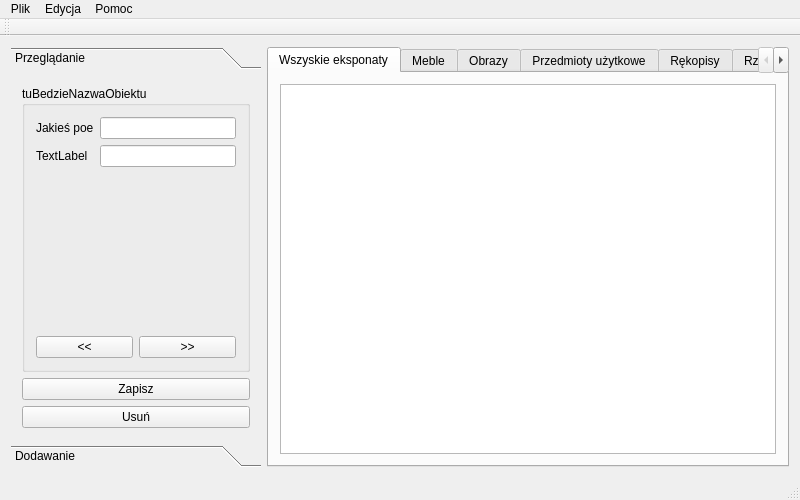
Old version of the form mainwindow.ui in the repository bzyx/MuzeumGUI.
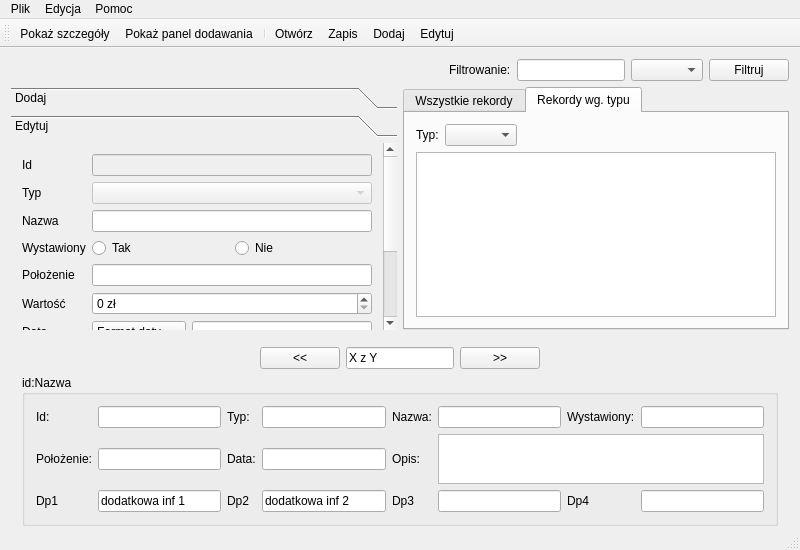
New version of the form. The open tabs and pages were chosen to show the change. Icons and pictures are not drawn.

Commit message: New beuty UI for the app with ugly icon ;)

Diff of the .ui file:
```diff
--- a/mainwindow.ui
+++ b/mainwindow.ui
@@ -7,11 +7,39 @@
     <x>0</x>
     <y>0</y>
     <width>800</width>
-    <height>500</height>
+    <height>550</height>
    </rect>
   </property>
+  <property name="minimumSize">
+   <size>
+    <width>800</width>
+    <height>550</height>
+   </size>
+  </property>
+  <property name="baseSize">
+   <size>
+    <width>800</width>
+    <height>550</height>
+   </size>
+  </property>
+  <property name="contextMenuPolicy">
+   <enum>Qt::DefaultContextMenu</enum>
+  </property>
   <property name="windowTitle">
-   <string>MainWindow</string>
+   <string>Muzeum - baza danych</string>
+  </property>
+  <property name="windowIcon">
+   <iconset resource="zasoby.qrc">
+    <normaloff>:/images/gui/res/ikonka.png</normaloff>:/images/gui/res/ikonka.png</iconset>
+  </property>
+  <property name="iconSize">
+   <size>
+    <width>48</width>
+    <height>48</height>
+   </size>
+  </property>
+  <property name="tabShape">
+   <enum>QTabWidget::Rounded</enum>
   </property>
   <widget class="QWidget" name="centralWidget">
    <property name="sizePolicy">
@@ -20,258 +48,780 @@
      <verstretch>0</verstretch>
     </sizepolicy>
    </property>
-   <layout class="QHBoxLayout" name="horizontalLayout_2">
+   <property name="minimumSize">
+    <size>
+     <width>800</width>
+     <height>500</height>
+    </size>
+   </property>
+   <layout class="QVBoxLayout" name="verticalLayout_6">
     <item>
-     <widget class="QToolBox" name="toolBox">
-      <property name="enabled">
-       <bool>true</bool>
-      </property>
+     <layout class="QHBoxLayout" name="horizontalLayout_6">
+      <item>
+       <spacer name="horizontalSpacer_3">
+        <property name="orientation">
+         <enum>Qt::Horizontal</enum>
+        </property>
+        <property name="sizeHint" stdset="0">
+         <size>
+          <width>40</width>
+          <height>20</height>
+         </size>
+        </property>
+       </spacer>
+      </item>
+      <item>
+       <widget class="QLabel" name="label_2">
+        <property name="text">
+         <string>Filtrowanie:</string>
+        </property>
+       </widget>
+      </item>
+      <item>
+       <widget class="QLineEdit" name="lineEdit">
+        <property name="sizePolicy">
+         <sizepolicy hsizetype="Minimum" vsizetype="Fixed">
+          <horstretch>0</horstretch>
+          <verstretch>0</verstretch>
+         </sizepolicy>
+        </property>
+       </widget>
+      </item>
+      <item>
+       <widget class="QComboBox" name="comboBox_2"/>
+      </item>
+      <item>
+       <widget class="QPushButton" name="pushButton">
+        <property name="text">
+         <string>Filtruj</string>
+        </property>
+       </widget>
+      </item>
+     </layout>
+    </item>
+    <item>
+     <layout class="QHBoxLayout" name="horizontalLayout_5">
+      <item>
+       <widget class="QToolBox" name="toolBox">
+        <property name="currentIndex">
+         <number>0</number>
+        </property>
+        <widget class="QWidget" name="page">
+         <property name="geometry">
+          <rect>
+           <x>0</x>
+           <y>-112</y>
+           <width>370</width>
+           <height>296</height>
+          </rect>
+         </property>
+         <attribute name="label">
+          <string>Dodaj</string>
+         </attribute>
+         <layout class="QVBoxLayout" name="verticalLayout_7">
+          <item>
+           <layout class="QFormLayout" name="formLayout">
+            <property name="fieldGrowthPolicy">
+             <enum>QFormLayout::AllNonFixedFieldsGrow</enum>
+            </property>
+            <item row="0" column="0">
+             <widget class="QLabel" name="label_11">
+              <property name="text">
+               <string>Id</string>
+              </property>
+             </widget>
+            </item>
+            <item row="0" column="1">
+             <widget class="QLineEdit" name="lineEdit_10">
+              <property name="enabled">
+               <bool>false</bool>
+              </property>
+             </widget>
+            </item>
+            <item row="1" column="0">
+             <widget class="QLabel" name="label_12">
+              <property name="text">
+               <string>Typ</string>
+              </property>
+             </widget>
+            </item>
+            <item row="1" column="1">
+             <widget class="QComboBox" name="comboBox_3"/>
+            </item>
+            <item row="2" column="0">
+             <widget class="QLabel" name="label_13">
+              <property name="text">
+               <string>Nazwa</string>
+              </property>
+             </widget>
+            </item>
+            <item row="2" column="1">
+             <widget class="QLineEdit" name="lineEdit_11"/>
+            </item>
+            <item row="3" column="0">
+             <widget class="QLabel" name="label_14">
+              <property name="text">
+               <string>Wystawiony</string>
+              </property>
+             </widget>
+            </item>
+            <item row="3" column="1">
+             <layout class="QHBoxLayout" name="horizontalLayout_7">
+              <item>
+               <widget class="QRadioButton" name="radioButton">
+                <property name="text">
+                 <string>Tak</string>
+                </property>
+               </widget>
+              </item>
+              <item>
+               <widget class="QRadioButton" name="radioButton_2">
+                <property name="text">
+                 <string>Nie</string>
+                </property>
+               </widget>
+              </item>
+             </layout>
+            </item>
+            <item row="4" column="0">
+             <widget class="QLabel" name="label_15">
+              <property name="text">
+               <string>Położenie</string>
+              </property>
+             </widget>
+            </item>
+            <item row="4" column="1">
+             <widget class="QLineEdit" name="lineEdit_12"/>
+            </item>
+            <item row="5" column="0">
+             <widget class="QLabel" name="label_16">
+              <property name="text">
+               <string>Wartość</string>
+              </property>
+             </widget>
+            </item>
+            <item row="5" column="1">
+             <widget class="QSpinBox" name="spinBox">
+              <property name="suffix">
+               <string> zł</string>
+              </property>
+              <property name="minimum">
+               <number>0</number>
+              </property>
+              <property name="maximum">
+               <number>999999999</number>
+              </property>
+              <property name="singleStep">
+               <number>100</number>
+              </property>
+             </widget>
+            </item>
+            <item row="6" column="0">
+             <widget class="QLabel" name="label_17">
+              <property name="text">
+               <string>Data</string>
+              </property>
+             </widget>
+            </item>
+            <item row="6" column="1">
+             <layout class="QHBoxLayout" name="horizontalLayout_8">
+              <item>
+               <widget class="QComboBox" name="comboBox_4">
+                <item>
+                 <property name="text">
+                  <string>Format daty</string>
+                 </property>
+                </item>
+               </widget>
+              </item>
+              <item>
+               <widget class="QLineEdit" name="lineEdit_13"/>
+              </item>
+             </layout>
+            </item>
+            <item row="7" column="0">
+             <widget class="QLabel" name="label_18">
+              <property name="text">
+               <string>Opis</string>
+              </property>
+             </widget>
+            </item>
+            <item row="7" column="1">
+             <widget class="QPlainTextEdit" name="plainTextEdit_2"/>
+            </item>
+           </layout>
+          </item>
+          <item>
+           <layout class="QHBoxLayout" name="horizontalLayout_11">
+            <item>
+             <spacer name="horizontalSpacer_5">
+              <property name="orientation">
+               <enum>Qt::Horizontal</enum>
+              </property>
+              <property name="sizeHint" stdset="0">
+               <size>
+                <width>40</width>
+                <height>20</height>
+               </size>
+              </property>
+             </spacer>
+            </item>
+            <item>
+             <widget class="QPushButton" name="pushButton_6">
+              <property name="text">
+               <string>Wyczyść</string>
+              </property>
+             </widget>
+            </item>
+            <item>
+             <widget class="QPushButton" name="pushButton_2">
+              <property name="text">
+               <string>Dodaj</string>
+              </property>
+             </widget>
+            </item>
+            <item>
+             <widget class="QPushButton" name="pushButton_3">
+              <property name="text">
+               <string>Anuluj</string>
+              </property>
+             </widget>
+            </item>
+           </layout>
+          </item>
+         </layout>
+        </widget>
+        <widget class="QWidget" name="page_2">
+         <property name="geometry">
+          <rect>
+           <x>0</x>
+           <y>0</y>
+           <width>370</width>
+           <height>302</height>
+          </rect>
+         </property>
+         <attribute name="label">
+          <string>Edytuj</string>
+         </attribute>
+         <layout class="QVBoxLayout" name="verticalLayout_8">
+          <item>
+           <layout class="QFormLayout" name="formLayout_2">
+            <property name="fieldGrowthPolicy">
+             <enum>QFormLayout::AllNonFixedFieldsGrow</enum>
+            </property>
+            <item row="0" column="0">
+             <widget class="QLabel" name="label_19">
+              <property name="text">
+               <string>Id</string>
+              </property>
+             </widget>
+            </item>
+            <item row="0" column="1">
+             <widget class="QLineEdit" name="lineEdit_14">
+              <property name="enabled">
+               <bool>false</bool>
+              </property>
+             </widget>
+            </item>
+            <item row="1" column="0">
+             <widget class="QLabel" name="label_20">
+              <property name="text">
+               <string>Typ</string>
+              </property>
+             </widget>
+            </item>
+            <item row="1" column="1">
+             <widget class="QComboBox" name="comboBox_5">
+              <property name="enabled">
+               <bool>false</bool>
+              </property>
+             </widget>
+            </item>
+            <item row="2" column="0">
+             <widget class="QLabel" name="label_21">
+              <property name="text">
+               <string>Nazwa</string>
+              </property>
+             </widget>
+            </item>
+            <item row="2" column="1">
+             <widget class="QLineEdit" name="lineEdit_15"/>
+            </item>
+            <item row="3" column="0">
+             <widget class="QLabel" name="label_22">
+              <property name="text">
+               <string>Wystawiony</string>
+              </property>
+             </widget>
+            </item>
+            <item row="3" column="1">
+             <layout class="QHBoxLayout" name="horizontalLayout_9">
+              <item>
+               <widget class="QRadioButton" name="radioButton_3">
+                <property name="text">
+                 <string>Tak</string>
+                </property>
+               </widget>
+              </item>
+              <item>
+               <widget class="QRadioButton" name="radioButton_4">
+                <property name="text">
+                 <string>Nie</string>
+                </property>
+               </widget>
+              </item>
+             </layout>
+            </item>
+            <item row="4" column="0">
+             <widget class="QLabel" name="label_23">
+              <property name="text">
+               <string>Położenie</string>
+              </property>
+             </widget>
+            </item>
+            <item row="4" column="1">
+             <widget class="QLineEdit" name="lineEdit_16"/>
+            </item>
+            <item row="5" column="0">
+             <widget class="QLabel" name="label_24">
+              <property name="text">
+               <string>Wartość</string>
+              </property>
+             </widget>
+            </item>
+            <item row="5" column="1">
+             <widget class="QSpinBox" name="spinBox_2">
+              <property name="suffix">
+               <string> zł</string>
+              </property>
+              <property name="minimum">
+               <number>0</number>
+              </property>
+              <property name="maximum">
+               <number>999999999</number>
+              </property>
+              <property name="singleStep">
+               <number>100</number>
+              </property>
+             </widget>
+            </item>
+            <item row="6" column="0">
+             <widget class="QLabel" name="label_25">
+              <property name="text">
+               <string>Data</string>
+              </property>
+             </widget>
+            </item>
+            <item row="6" column="1">
+             <layout class="QHBoxLayout" name="horizontalLayout_10">
+              <item>
+               <widget class="QComboBox" name="comboBox_6">
+                <item>
+                 <property name="text">
+                  <string>Format daty</string>
+                 </property>
+                </item>
+               </widget>
+              </item>
+              <item>
+               <widget class="QLineEdit" name="lineEdit_17"/>
+              </item>
+             </layout>
+            </item>
+            <item row="7" column="0">
+             <widget class="QLabel" name="label_26">
+              <property name="text">
+               <string>Opis</string>
+              </property>
+             </widget>
+            </item>
+            <item row="7" column="1">
+             <widget class="QPlainTextEdit" name="plainTextEdit_3"/>
+            </item>
+           </layout>
+          </item>
+          <item>
+           <layout class="QHBoxLayout" name="horizontalLayout_12">
+            <item>
+             <spacer name="horizontalSpacer_6">
+              <property name="orientation">
+               <enum>Qt::Horizontal</enum>
+              </property>
+              <property name="sizeHint" stdset="0">
+               <size>
+                <width>40</width>
+                <height>20</height>
+               </size>
+              </property>
+             </spacer>
+            </item>
+            <item>
+             <widget class="QPushButton" name="pushButton_9">
+              <property name="text">
+               <string>Usuń</string>
+              </property>
+             </widget>
+            </item>
+            <item>
+             <spacer name="horizontalSpacer_7">
+              <property name="orientation">
+               <enum>Qt::Horizontal</enum>
+              </property>
+              <property name="sizeHint" stdset="0">
+               <size>
+                <width>40</width>
+                <height>20</height>
+               </size>
+              </property>
+             </spacer>
+            </item>
+            <item>
+             <widget class="QPushButton" name="pushButton_8">
+              <property name="text">
+               <string>Zapis</string>
+              </property>
+             </widget>
+            </item>
+            <item>
+             <widget class="QPushButton" name="pushButton_7">
+              <property name="text">
+               <string>Anuluj</string>
+              </property>
+             </widget>
+            </item>
+           </layout>
+          </item>
+         </layout>
+        </widget>
+       </widget>
+      </item>
+      <item>
+       <widget class="QTabWidget" name="tabWidget">
+        <property name="enabled">
+         <bool>true</bool>
+        </property>
+        <property name="focusPolicy">
+         <enum>Qt::NoFocus</enum>
+        </property>
+        <property name="tabPosition">
+         <enum>QTabWidget::North</enum>
+        </property>
+        <property name="tabShape">
+         <enum>QTabWidget::Rounded</enum>
+        </property>
+        <property name="currentIndex">
+         <number>0</number>
+        </property>
+        <widget class="QWidget" name="tab_2">
+         <attribute name="title">
+          <string>Wszystkie rekordy</string>
+         </attribute>
+         <layout class="QHBoxLayout" name="horizontalLayout_2">
+          <item>
+           <widget class="QColumnView" name="columnView"/>
+          </item>
+         </layout>
+         <zorder>frame</zorder>
+         <zorder>columnView</zorder>
+        </widget>
+        <widget class="QWidget" name="tab">
+         <attribute name="title">
+          <string>Rekordy wg. typu</string>
+         </attribute>
+         <layout class="QHBoxLayout" name="horizontalLayout_4">
+          <item>
+           <layout class="QVBoxLayout" name="verticalLayout_2">
+            <item>
+             <layout class="QHBoxLayout" name="horizontalLayout_3">
+              <item>
+               <widget class="QLabel" name="label">
+                <property name="text">
+                 <string>Typ:</string>
+                </property>
+               </widget>
+              </item>
+              <item>
+               <widget class="QComboBox" name="comboBox"/>
+              </item>
+              <item>
+               <spacer name="horizontalSpacer">
+                <property name="orientation">
+                 <enum>Qt::Horizontal</enum>
+                </property>
+                <property name="sizeHint" stdset="0">
+                 <size>
+                  <width>40</width>
+                  <height>20</height>
+                 </size>
+                </property>
+               </spacer>
+              </item>
+             </layout>
+            </item>
+            <item>
+             <widget class="QTableView" name="tableView"/>
+            </item>
+           </layout>
+          </item>
+         </layout>
+        </widget>
+       </widget>
+      </item>
+     </layout>
+    </item>
+    <item>
+     <widget class="QFrame" name="frame">
       <property name="sizePolicy">
-       <sizepolicy hsizetype="Fixed" vsizetype="Ignored">
+       <sizepolicy hsizetype="Expanding" vsizetype="Expanding">
         <horstretch>0</horstretch>
         <verstretch>0</verstretch>
        </sizepolicy>
       </property>
-      <property name="minimumSize">
-       <size>
-        <width>250</width>
-        <height>0</height>
-       </size>
+      <property name="frameShape">
+       <enum>QFrame::NoFrame</enum>
       </property>
-      <widget class="QWidget" name="toolBoxPage1">
-       <property name="geometry">
-        <rect>
-         <x>0</x>
-         <y>0</y>
-         <width>250</width>
-         <height>378</height>
-        </rect>
-       </property>
-       <property name="sizePolicy">
-        <sizepolicy hsizetype="Minimum" vsizetype="Preferred">
-         <horstretch>0</horstretch>
-         <verstretch>0</verstretch>
-        </sizepolicy>
-       </property>
-       <attribute name="label">
-        <string>Przeglądanie</string>
-       </attribute>
-       <layout class="QHBoxLayout" name="horizontalLayout_3">
-        <item>
-         <layout class="QVBoxLayout" name="verticalLayout">
-          <item>
-           <widget class="QGroupBox" name="groupBox">
-            <property name="title">
-             <string>tuBedzieNazwaObiektu</string>
-            </property>
-            <layout class="QVBoxLayout" name="verticalLayout_3">
+      <property name="frameShadow">
+       <enum>QFrame::Plain</enum>
+      </property>
+      <layout class="QHBoxLayout" name="horizontalLayout_17">
+       <item>
+        <layout class="QHBoxLayout" name="horizontalLayout_15">
+         <item>
+          <layout class="QVBoxLayout" name="verticalLayout_4">
+           <item>
+            <layout class="QHBoxLayout" name="horizontalLayout">
              <item>
-              <layout class="QFormLayout" name="formLayout">
-               <property name="fieldGrowthPolicy">
-                <enum>QFormLayout::AllNonFixedFieldsGrow</enum>
+              <spacer name="horizontalSpacer_2">
+               <property name="orientation">
+                <enum>Qt::Horizontal</enum>
                </property>
-               <item row="0" column="0">
-                <widget class="QLabel" name="label">
-                 <property name="text">
-                  <string>Jakieś poe</string>
-                 </property>
-                </widget>
-               </item>
-               <item row="0" column="1">
-                <widget class="QLineEdit" name="lineEdit"/>
-               </item>
-               <item row="1" column="0">
-                <widget class="QLabel" name="label_2">
-                 <property name="text">
-                  <string>TextLabel</string>
-                 </property>
-                </widget>
-               </item>
-               <item row="1" column="1">
-                <widget class="QLineEdit" name="lineEdit_2"/>
-               </item>
-              </layout>
+               <property name="sizeHint" stdset="0">
+                <size>
+                 <width>40</width>
+                 <height>20</height>
+                </size>
+               </property>
+              </spacer>
              </item>
              <item>
-              <spacer name="verticalSpacer">
+              <widget class="QPushButton" name="pushButton_5">
+               <property name="text">
+                <string>&lt;&lt;</string>
+               </property>
+              </widget>
+             </item>
+             <item>
+              <widget class="QLineEdit" name="lineEdit_2">
+               <property name="sizePolicy">
+                <sizepolicy hsizetype="Minimum" vsizetype="Fixed">
+                 <horstretch>0</horstretch>
+                 <verstretch>0</verstretch>
+                </sizepolicy>
+               </property>
+               <property name="text">
+                <string>X z Y</string>
+               </property>
+              </widget>
+             </item>
+             <item>
+              <widget class="QPushButton" name="pushButton_11">
+               <property name="text">
+                <string>&gt;&gt;</string>
+               </property>
+              </widget>
+             </item>
+             <item>
+              <spacer name="horizontalSpacer_4">
                <property name="orientation">
-                <enum>Qt::Vertical</enum>
+                <enum>Qt::Horizontal</enum>
                </property>
                <property name="sizeHint" stdset="0">
                 <size>
-                 <width>20</width>
-                 <height>40</height>
+                 <width>40</width>
+                 <height>20</height>
                 </size>
                </property>
               </spacer>
              </item>
-             <item>
-              <layout class="QHBoxLayout" name="horizontalLayout">
-               <item>
-                <widget class="QPushButton" name="pushButton">
-                 <property name="text">
-                  <string>&lt;&lt;</string>
-                 </property>
-                </widget>
-               </item>
-               <item>
-                <widget class="QPushButton" name="pushButton_2">
-                 <property name="text">
-                  <string>&gt;&gt;</string>
-                 </property>
-                </widget>
-               </item>
-              </layout>
-             </item>
             </layout>
-           </widget>
-          </item>
-          <item>
-           <widget class="QPushButton" name="pushButton_3">
-            <property name="text">
-             <string>Zapisz</string>
-            </property>
-           </widget>
-          </item>
-          <item>
-           <widget class="QPushButton" name="pushButton_4">
-            <property name="text">
-             <string>Usuń</string>
-            </property>
-           </widget>
-          </item>
-         </layout>
-        </item>
-       </layout>
-      </widget>
-      <widget class="QWidget" name="toolBoxPage2">
-       <property name="geometry">
-        <rect>
-         <x>0</x>
-         <y>0</y>
-         <width>250</width>
-         <height>378</height>
-        </rect>
-       </property>
-       <property name="sizePolicy">
-        <sizepolicy hsizetype="Minimum" vsizetype="Preferred">
-         <horstretch>0</horstretch>
-         <verstretch>0</verstretch>
-        </sizepolicy>
-       </property>
-       <attribute name="label">
-        <string>Dodawanie</string>
-       </attribute>
-       <layout class="QHBoxLayout" name="horizontalLayout_4">
-        <item>
-         <layout class="QVBoxLayout" name="verticalLayout_2">
-          <item>
-           <layout class="QFormLayout" name="formLayout_2">
-            <property name="fieldGrowthPolicy">
-             <enum>QFormLayout::AllNonFixedFieldsGrow</enum>
-            </property>
-            <item row="2" column="0">
-             <widget class="QLabel" name="label_3">
-              <property name="text">
-               <string>Typ</string>
-              </property>
-             </widget>
-            </item>
-            <item row="2" column="1">
-             <widget class="QComboBox" name="comboBox"/>
-            </item>
-            <item row="3" column="0">
-             <widget class="QLabel" name="label_4">
-              <property name="text">
-               <string>TextLabel</string>
-              </property>
-             </widget>
-            </item>
-            <item row="3" column="1">
-             <widget class="QLineEdit" name="lineEdit_3"/>
-            </item>
-            <item row="4" column="0">
-             <widget class="QLabel" name="label_5">
-              <property name="text">
-               <string>TextLabel</string>
-              </property>
-             </widget>
-            </item>
-            <item row="4" column="1">
-             <widget class="QLineEdit" name="lineEdit_4"/>
-            </item>
-           </layout>
-          </item>
-          <item>
-           <widget class="QPushButton" name="pushButton_5">
-            <property name="text">
-             <string>Dodaj</string>
-            </property>
-           </widget>
-          </item>
-          <item>
-           <widget class="QPushButton" name="pushButton_6">
-            <property name="text">
-             <string>Anuluj</string>
-            </property>
-           </widget>
-          </item>
-         </layout>
-        </item>
-       </layout>
-      </widget>
-     </widget>
-    </item>
-    <item>
-     <widget class="QTabWidget" name="tabWidget">
-      <property name="currentIndex">
-       <number>0</number>
-      </property>
-      <widget class="QWidget" name="tab">
-       <attribute name="title">
-        <string>Wszyskie eksponaty</string>
-       </attribute>
-       <layout class="QHBoxLayout" name="horizontalLayout_5">
-        <item>
-         <widget class="QColumnView" name="columnView"/>
-        </item>
-       </layout>
-      </widget>
-      <widget class="QWidget" name="tab_2">
-       <attribute name="title">
-        <string>Meble</string>
-       </attribute>
-       <layout class="QHBoxLayout" name="horizontalLayout_6">
-        <item>
-         <widget class="QTableView" name="tableView"/>
-        </item>
-       </layout>
-      </widget>
-      <widget class="QWidget" name="tab_3">
-       <attribute name="title">
-        <string>Obrazy</string>
-       </attribute>
-      </widget>
-      <widget class="QWidget" name="tab_4">
-       <attribute name="title">
-        <string>Przedmioty użytkowe</string>
-       </attribute>
-      </widget>
-      <widget class="QWidget" name="tab_5">
-       <attribute name="title">
-        <string>Rękopisy</string>
-       </attribute>
-      </widget>
-      <widget class="QWidget" name="tab_6">
-       <attribute name="title">
-        <string>Rzeźby</string>
-       </attribute>
-      </widget>
-      <widget class="QWidget" name="tab_7">
-       <attribute name="title">
-        <string>Starodruki</string>
-       </attribute>
-      </widget>
+           </item>
+           <item>
+            <widget class="QGroupBox" name="groupBox">
+             <property name="title">
+              <string>id:Nazwa</string>
+             </property>
+             <layout class="QHBoxLayout" name="horizontalLayout_16">
+              <item>
+               <layout class="QGridLayout" name="gridLayout">
+                <item row="0" column="0">
+                 <widget class="QLabel" name="label_3">
+                  <property name="text">
+                   <string>Id:</string>
+                  </property>
+                 </widget>
+                </item>
+                <item row="0" column="1">
+                 <widget class="QLineEdit" name="lineEdit_3"/>
+                </item>
+                <item row="0" column="2">
+                 <widget class="QLabel" name="label_4">
+                  <property name="text">
+                   <string>Typ:</string>
+                  </property>
+                 </widget>
+                </item>
+                <item row="0" column="3">
+                 <widget class="QLineEdit" name="lineEdit_4"/>
+                </item>
+                <item row="0" column="4">
+                 <widget class="QLabel" name="label_5">
+                  <property name="text">
+                   <string>Nazwa:</string>
+                  </property>
+                 </widget>
+                </item>
+                <item row="0" column="5">
+                 <widget class="QLineEdit" name="lineEdit_5"/>
+                </item>
+                <item row="0" column="6">
+                 <widget class="QLabel" name="label_6">
+                  <property name="text">
+                   <string>Wystawiony:</string>
+                  </property>
+                 </widget>
+                </item>
+                <item row="0" column="7">
+                 <widget class="QLineEdit" name="lineEdit_6"/>
+                </item>
+                <item row="1" column="0">
+                 <widget class="QLabel" name="label_7">
+                  <property name="text">
+                   <string>Położenie:</string>
+                  </property>
+                 </widget>
+                </item>
+                <item row="1" column="1">
+                 <widget class="QLineEdit" name="lineEdit_7"/>
+                </item>
+                <item row="1" column="2">
+                 <widget class="QLabel" name="label_8">
+                  <property name="text">
+                   <string>Data:</string>
+                  </property>
+                 </widget>
+                </item>
+                <item row="1" column="3">
+                 <widget class="QLineEdit" name="lineEdit_8"/>
+                </item>
+                <item row="1" column="4">
+                 <widget class="QLabel" name="label_9">
+                  <property name="text">
+                   <string>Opis:</string>
+                  </property>
+                 </widget>
+                </item>
+                <item row="1" column="5" rowspan="0" colspan="3">
+                 <widget class="QPlainTextEdit" name="plainTextEdit">
+                  <property name="sizePolicy">
+                   <sizepolicy hsizetype="Minimum" vsizetype="Expanding">
+                    <horstretch>0</horstretch>
+                    <verstretch>0</verstretch>
+                   </sizepolicy>
+                  </property>
+                  <property name="minimumSize">
+                   <size>
+                    <width>0</width>
+                    <height>0</height>
+                   </size>
+                  </property>
+                  <property name="sizeIncrement">
+                   <size>
+                    <width>0</width>
+                    <height>0</height>
+                   </size>
+                  </property>
+                  <property name="baseSize">
+                   <size>
+                    <width>0</width>
+                    <height>0</height>
+                   </size>
+                  </property>
+                 </widget>
+                </item>
+                <item row="1" column="5" colspan="3">
+                 <widget class="QPlainTextEdit" name="plainTextEdit_4">
+                  <property name="sizePolicy">
+                   <sizepolicy hsizetype="Expanding" vsizetype="MinimumExpanding">
+                    <horstretch>0</horstretch>
+                    <verstretch>0</verstretch>
+                   </sizepolicy>
+                  </property>
+                  <property name="minimumSize">
+                   <size>
+                    <width>0</width>
+                    <height>50</height>
+                   </size>
+                  </property>
+                 </widget>
+                </item>
+                <item row="2" column="0">
+                 <widget class="QLabel" name="label_10">
+                  <property name="text">
+                   <string>Dp1</string>
+                  </property>
+                 </widget>
+                </item>
+                <item row="2" column="1">
+                 <widget class="QLineEdit" name="lineEdit_9">
+                  <property name="text">
+                   <string>dodatkowa inf 1</string>
+                  </property>
+                 </widget>
+                </item>
+                <item row="2" column="2">
+                 <widget class="QLabel" name="label_27">
+                  <property name="text">
+                   <string>Dp2</string>
+                  </property>
+                 </widget>
+                </item>
+                <item row="2" column="3">
+                 <widget class="QLineEdit" name="lineEdit_18">
+                  <property name="text">
+                   <string>dodatkowa inf 2</string>
+                  </property>
+                 </widget>
+                </item>
+                <item row="2" column="4">
+                 <widget class="QLabel" name="label_28">
+                  <property name="text">
+                   <string>Dp3</string>
+                  </property>
+                 </widget>
+                </item>
+                <item row="2" column="5">
+                 <widget class="QLineEdit" name="lineEdit_19"/>
+                </item>
+                <item row="2" column="6">
+                 <widget class="QLabel" name="label_29">
+                  <property name="text">
+                   <string>Dp4</string>
+                  </property>
+                 </widget>
+                </item>
+                <item row="2" column="7">
+                 <widget class="QLineEdit" name="lineEdit_20"/>
+                </item>
+               </layout>
+              </item>
+             </layout>
+            </widget>
+           </item>
+          </layout>
+         </item>
+        </layout>
+       </item>
+      </layout>
      </widget>
     </item>
    </layout>
@@ -320,6 +870,13 @@
    <attribute name="toolBarBreak">
     <bool>false</bool>
    </attribute>
+   <addaction name="actionPoka_szczeg_y"/>
+   <addaction name="actionPoka_panel_dodawania"/>
+   <addaction name="separator"/>
+   <addaction name="actionOtw_rz"/>
+   <addaction name="actionZapis"/>
+   <addaction name="actionDodaj"/>
+   <addaction name="actionEdytuj"/>
   </widget>
   <widget class="QStatusBar" name="statusBar"/>
   <action name="actionOtw_rz">
@@ -362,6 +919,22 @@
     <string>O programie</string>
    </property>
   </action>
+  <action name="actionPoka_panel_dodawania">
+   <property name="checkable">
+    <bool>true</bool>
+   </property>
+   <property name="text">
+    <string>Pokaż panel dodawania</string>
+   </property>
+  </action>
+  <action name="actionPoka_szczeg_y">
+   <property name="checkable">
+    <bool>true</bool>
+   </property>
+   <property name="text">
+    <string>Pokaż szczegóły</string>
+   </property>
+  </action>
  </widget>
  <layoutdefault spacing="6" margin="11"/>
  <resources/>
```
Left out of the diff: 43 changed lines with no effect on the pictures. The commit also changes 11 other files.
